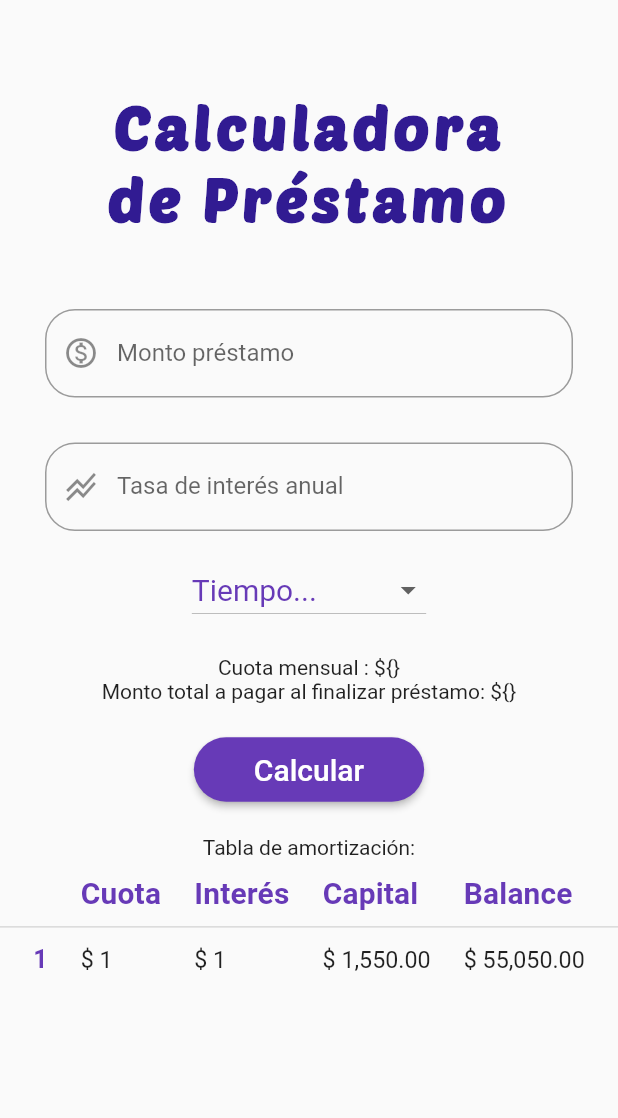
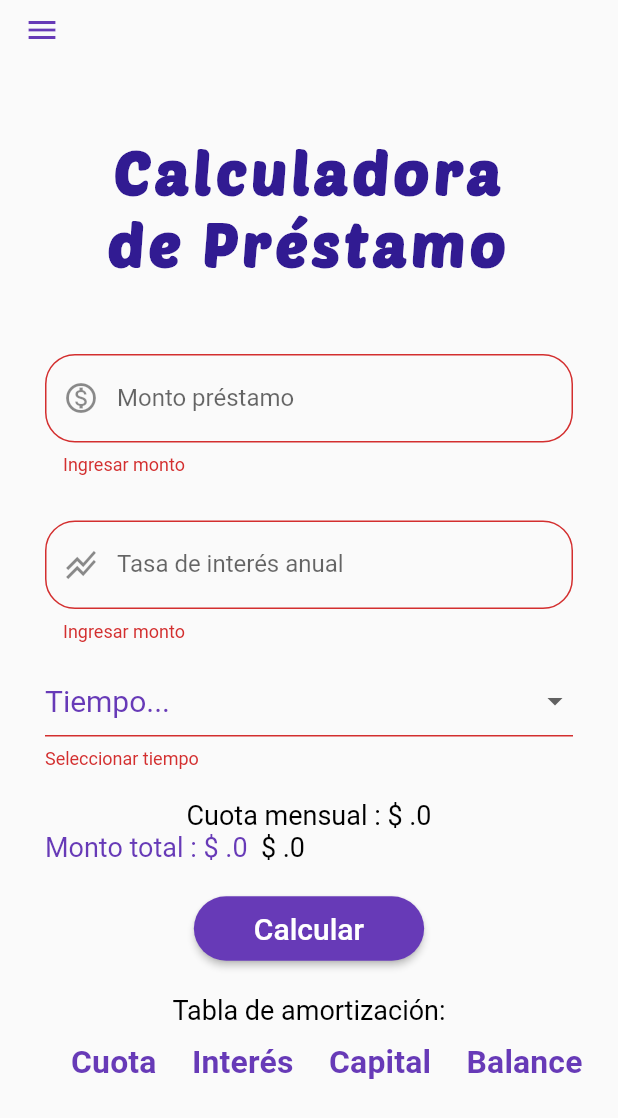
Before and after one commit to JohanJimenex/prestamo-app-flutter, a Flutter app: the screen it shows after launch, after a tap on "Calcular", on a phone screen of 412 x 824 dp. Shown: the top 1118 px of the screen. Run offline on Flutter 3.47's test engine with Material 2 defaults, Android fonts, the phone set to English and light mode, and no system bars.

Commit message:
final version

```diff
--- a/lib/pages/homePage.dart
+++ b/lib/pages/homePage.dart
@@ -1,7 +1,11 @@
+import 'package:app_prestamo/widgets/drawerMenuWidget.dart';
+import 'package:app_prestamo/widgets/myText.dart';
+import 'package:app_prestamo/widgets/myTextField.dart';
 import 'package:app_prestamo/provider/calcProvider.dart';
-import 'package:app_prestamo/widgets/myText.dart';
+
+import 'package:intl/intl.dart'; //para usar los metoso de format
 import 'package:flutter/material.dart';
-import 'package:flutter/services.dart';
+import 'package:provider/provider.dart';
 
 class HomePage extends StatefulWidget {
   HomePage({Key key}) : super(key: key);
@@ -11,33 +15,46 @@ class HomePage extends StatefulWidget {
 }
 
 class _HomePageState extends State<HomePage> {
-  CalcProvider calcProvider = new CalcProvider();
+  //Variables
   final valorInputController = TextEditingController();
+  //para relacionar y disaparar los onSave de los inputs
+  final formKey = new GlobalKey<FormState>();
+  final claveDelScaffold = new GlobalKey<ScaffoldState>();
+
+  var f = NumberFormat(",###.0#", "en_US");
+
+  double opcionSeleccionada;
 
   @override
   void dispose() {
-    // Limpia el controlador cuando el widget se elimine del árbol de widgets
+    //Limpia el controlador cuando el widget se elimine del árbol de widgets
     valorInputController.dispose();
     super.dispose();
   }
 
-  int opcionSeleccionada;
-
-  int tempMontoPrestamo;
-  int tempTasa;
-  int tempCantidadMeses;
-
   @override
   Widget build(BuildContext context) {
-    calcProvider.getMontoPrestamo;
+    //
+    CalcProvider calcProvider = Provider.of(context);
 
     return Scaffold(
-      // appBar: AppBar(title: Text("Calculadora de préstamo")),
+      appBar: AppBar(
+        elevation: 0,
+        backgroundColor: Colors.grey[50],
+        toolbarHeight: 30.0,
+        //cambiar colñor del boton de drwer
+        iconTheme: IconThemeData(color: Colors.deepPurple),
+      ),
+      key: claveDelScaffold,
+      drawer: DrawerMenuWidget(),
       body: Center(
         child: ListView(
           children: [
             Container(
               margin: EdgeInsets.only(top: 40, right: 30, left: 30),
+              //Formulario
+              child: Form(
+                key: formKey,
                 child: Column(
                   children: [
                     Padding(
@@ -54,68 +71,133 @@ class _HomePageState extends State<HomePage> {
                       ),
                     ),
                     SizedBox(height: 30.0),
-                  myTextField(
+                    MyTextFormField(
                         Icon(Icons.monetization_on_outlined), "Monto préstamo"),
                     SizedBox(height: 30.0),
-                  myTextField(Icon(Icons.stacked_line_chart_outlined),
+                    MyTextFormField(Icon(Icons.stacked_line_chart_outlined),
                         "Tasa de interés anual"),
                     SizedBox(height: 15.0),
-                  DropdownButton<int>(
+                    _dropDown(),
+                    SizedBox(height: 20.0),
+                    MyText(
+                      "Cuota mensual : \$\ ${f.format(calcProvider.cuotaMensual)}",
+                      color: Colors.black,
+                      fontWeight: FontWeight.normal,
+                    ),
+                    Row(
+                      children: [
+                        MyText(
+                          "Monto total : \$\ ${f.format(calcProvider.montoTotal)}",
+                          fontWeight: FontWeight.normal,
+                        ),
+                        MyText(
+                          "  \$\ ${f.format(calcProvider.montoTotal)}",
+                          color: Colors.black,
+                          fontWeight: FontWeight.normal,
+                        ),
+                      ],
+                    ),
+                    SizedBox(height: 20.0),
+                    _btnCalcular(),
+                    SizedBox(height: 20.0),
+                    MyText(
+                      "Tabla de amortización:",
+                      color: Colors.black,
+                      fontWeight: FontWeight.normal,
+                    ),
+                  ],
+                ),
+              ),
+            ), //Tabla
+            _filterBox()
+          ],
+        ),
+      ),
+    );
+  }
+
+  Widget _dropDown() {
+    CalcProvider calcProvider = Provider.of(context);
+
+    return DropdownButtonFormField<double>(
+      value: opcionSeleccionada,
+
+      validator: (double valor) {
+        if (valor == null) {
+          return "Seleccionar tiempo";
+        } else {
+          return null;
+        }
+      },
       hint: Text('Tiempo...',
           style: TextStyle(
-                            color: Colors.deepPurple,
-                            fontSize: 20)), //acepta un widget,
+              color: Colors.deepPurple, fontSize: 20)), //acepta un widget,
       //Al igual que 'hint' agrega un valor por defecto,
       //OJASO: TOMAR en cuenta que debe ser uno de los valores existente en la lista por ejemplo el 6 12 24 etc o un string si son string
-                    value: opcionSeleccionada,
+
       items: [
-                      DropdownMenuItem(child: Text("6 meses"), value: 6),
-                      DropdownMenuItem(
-                          child: Text("12 meses (1 año)"), value: 12),
-                      DropdownMenuItem(
-                          child: Text("24 meses (2 años)"), value: 24),
-                      DropdownMenuItem(
-                          child: Text("36 meses (3 años)"), value: 36),
-                      DropdownMenuItem(
-                          child: Text("48 meses (4 años)"), value: 48),
-                      DropdownMenuItem(
-                          child: Text("60 meses (5 años)"), value: 60),
+        DropdownMenuItem(child: Text("6 meses"), value: 6.00),
+        DropdownMenuItem(child: Text("12 meses (1 año)"), value: 12.00),
+        DropdownMenuItem(child: Text("24 meses (2 años)"), value: 24.00),
+        DropdownMenuItem(child: Text("36 meses (3 años)"), value: 36.00),
+        DropdownMenuItem(child: Text("48 meses (4 años)"), value: 48.00),
+        DropdownMenuItem(child: Text("60 meses (5 años)"), value: 60.00),
       ],
       //se ejecuta al cambiar
       //toma el valor seleccionado
-                    onChanged: (int tiempoSeleccionado) {
+
+      onChanged: (double mesesSeleccionados) {
         setState(() {
-                        opcionSeleccionada = tiempoSeleccionado;
-                        tempCantidadMeses = tiempoSeleccionado;
+          opcionSeleccionada = mesesSeleccionados;
+          calcProvider.cantidadMeses = mesesSeleccionados;
         });
       },
-                  ),
-                  SizedBox(height: 20.0),
-                  Text("Cuota mensual : \$\{\}"),
-                  Text("Monto total a pagar al finalizar préstamo: \$\{\}"),
-                  SizedBox(height: 20.0),
-                  ElevatedButton(
+    );
+  }
+
+  Widget _btnCalcular() {
+    CalcProvider calcProvider = Provider.of(context);
+
+    return ElevatedButton(
       style: ElevatedButton.styleFrom(
         // primary: Colors.blueGrey[600],
         shape: StadiumBorder(),
-                      padding: EdgeInsets.only(
-                          left: 40, right: 40, top: 10, bottom: 10),
+        padding: EdgeInsets.only(left: 40, right: 40, top: 10, bottom: 10),
       ),
-                    child: Text('Calcular',
-                        style: TextStyle(color: Colors.white, fontSize: 20)),
+      child:
+          Text('Calcular', style: TextStyle(color: Colors.white, fontSize: 20)),
       onPressed: () {
-                      calcProvider.setMonto = tempMontoPrestamo;
-                      calcProvider.setTasaAnual = tempTasa;
-                      calcProvider.setTiempo = tempCantidadMeses;
-                      calcProvider.getcalcular();
+        //devuelve true o false
+        formKey.currentState.validate();
+        //dispara los onSave d elos textField
+        formKey.currentState.save();
+
+        calcProvider.calcular();
       },
-                  ),
-                  SizedBox(height: 20.0),
-                  Text("Tabla de amortización:"),
+    );
+  }
+
+  Widget _filterBox() {
+    CalcProvider calcProvider = Provider.of(context);
+    int numeroCuota = 1;
+
+    List<DataRow> listaDataRow = [];
+
+    for (Map<String, double> item in calcProvider.listaDatos) {
+      listaDataRow.add(
+        DataRow(
+          cells: <DataCell>[
+            DataCell(MyText("${numeroCuota++}", tamano: 15)),
+            DataCell(Text('\$ ${f.format(item["cuotaMensual"])}')),
+            DataCell(Text('\$ ${f.format(item["interes"])}')),
+            DataCell(Text('\$ ${f.format(item["capital"])}')),
+            DataCell(Text('\$ ${f.format(item["balance"])}')),
           ],
         ),
-            ), //Tabla
-            FittedBox(
+      );
+    }
+
+    return FittedBox(
       // fit: BoxFit.none,
       child: DataTable(
         dataRowHeight: 40.00,
@@ -129,80 +211,8 @@ class _HomePageState extends State<HomePage> {
           DataColumn(label: MyText('Capital')),
           DataColumn(label: MyText('Balance')),
         ],
-                // rows: generarTabla(),
-                // rows: calcProvider.getListaRows,
-                rows: [
-                  DataRow(
-                    cells: <DataCell>[
-                      DataCell(MyText('1', tamano: 15)),
-                      DataCell(Text('\$ ${1}')),
-                      DataCell(Text('\$ ${1}')),
-                      DataCell(Text('\$ 1,550.00')),
-                      DataCell(Text('\$ 55,050.00')),
-                    ],
-                  ),
-                ],
-              ),
-            ),
-          ],
-        ),
+        rows: listaDataRow,
       ),
     );
   }
-
-  List<DataRow> generarTabla() {
-    List<DataRow> listaFilas = [];
-
-    for (int i = 0; i < calcProvider.getTiempo; i++) {
-      listaFilas.add(
-        DataRow(
-          cells: <DataCell>[
-            DataCell(MyText('1', tamano: 15)),
-            DataCell(Text('\$ ${1}')),
-            DataCell(Text('\$ ${1}')),
-            DataCell(Text('\$ 1,550.00')),
-            DataCell(Text('\$ 55,050.00')),
-          ],
-        ),
-      );
 }
-
-    return listaFilas;
-  }
-
-  Widget myTextField(Icon icono, String txtPlaceHolder) {
-    //controlador para el textfield import services
-    var valorInputController = TextEditingController();
-
-    return TextField(
-      controller: valorInputController,
-      keyboardType: TextInputType.number,
-      inputFormatters: <TextInputFormatter>[
-        FilteringTextInputFormatter.allow(RegExp('[0-9]')),
-      ],
-      textAlign: TextAlign.center,
-      decoration: InputDecoration(
-        border: OutlineInputBorder(borderRadius: BorderRadius.circular(20.0)),
-        labelText: txtPlaceHolder,
-        // helperText: "Digite el monto", //texto ayuda
-        prefixIcon: icono, //icono al inicio
-      ),
-      onChanged: (String valorEscrito) {
-        // setState(() {});
-        print(valorInputController.text);
-
-        switch (txtPlaceHolder) {
-          case "Monto préstamo":
-            tempMontoPrestamo = int.parse(valorEscrito);
-
-            break;
-          case "Tasa de interés anual":
-            tempTasa = int.parse(valorEscrito);
-
-            break;
-          default:
-        }
-      },
-    );
-  }
-}
--- a/lib/provider/calcProvider.dart
+++ b/lib/provider/calcProvider.dart
@@ -1,65 +1,70 @@
 import 'dart:math';
 
-import 'package:app_prestamo/widgets/myText.dart';
-import 'package:intl/intl.dart'; //agregarla l pubspec.yaml   intl:
+
 import 'package:flutter/material.dart';
 
 class CalcProvider extends ChangeNotifier {
   //paraformatear montos a dinero
   //agregar al pubspec.yaml  dependencie intl:
-  //var f = NumberFormat.simpleCurrency();
+  //double f = NumberFormat.simpleCurrency();
   //f.format(montoPrestamo).toString();
 
-  int _montoPrestamo;
-  int _tasa;
-  int _cantidadMeses;
+  double _montoPrestamo = 0;
+  double _tasaAnual = 0;
+  double _cantidadMeses = 0;
 
-  int _saldoInicial;
-  int _cuotaMensual;
+  double cuotaMensual = 0;
+  double saldoInicial = 0;
+  double capital = 0;
 
-  List<DataRow> _listaDataRow = [];
+  double montoTotal = 0;
 
-  //Getters
-  int get getTiempo => _cantidadMeses;
-  int get getMontoPrestamo => _montoPrestamo;
+  List<Map<String, double>> listaDatos = [];
 
   //Setters
-  set setMonto(int montoPrestamo) {
-    _montoPrestamo = montoPrestamo;
-  }
+  set montoPrestamo(double montoPrestamo) => _montoPrestamo = montoPrestamo;
 
-  set setTasaAnual(int tasaAnual) {
-    _tasa = tasaAnual;
-  }
+  set tasaAnual(double tasaAnual) => _tasaAnual = tasaAnual / 12;
 
-  set setTiempo(int cantidadMeses) {
-    _cantidadMeses = cantidadMeses;
-  }
+  set cantidadMeses(double cantidadMeses) => _cantidadMeses = cantidadMeses;
 
-  //esta funcion notifica y actualiza el estado a todo el mundo que esta escuchando y usando el valor de heroe
-  //notifyListeners();
+  void calcular() {
+    //limpiampo lsita
+    listaDatos = [];
 
-  get getcalcular {
-    _saldoInicial = _montoPrestamo;
-    _cuotaMensual = _montoPrestamo *
-        ((pow((1 + _tasa ~/ 100), _cantidadMeses) * (_tasa ~/ 100)) ~/
-            (pow((1 + _tasa ~/ 100), _cantidadMeses) - 1));
+    saldoInicial = _montoPrestamo;
 
-    // notifyListeners();
+    cuotaMensual = _montoPrestamo *
+        ((pow((1.0 + _tasaAnual / 100.0), _cantidadMeses) *
+                (_tasaAnual / 100.0)) /
+            (pow((1.0 + _tasaAnual / 100.0), _cantidadMeses) - 1.0));
+    montoTotal = cuotaMensual * _cantidadMeses;
 
-    // for (int i = 0; i < _cantidadMeses; i++) {
-    //   _listaDataRow.add(
-    //     DataRow(
-    //       cells: <DataCell>[
-    //         DataCell(MyText('1', tamano: 15)),
-    //         DataCell(Text('\$ ${1}')),
-    //         DataCell(Text('\$ ${1}')),
-    //         DataCell(Text('\$ 1,550.00')),
-    //         DataCell(Text('\$ 55,050.00')),
-    //       ],
-    //     ),
-    //   );
-    // }
-    return;
+    for (double i = 0; i < _cantidadMeses; i++) {
+      //
+      double interes = saldoInicial * _tasaAnual / 100;
+      capital = cuotaMensual - interes;
+      double balance = saldoInicial - capital;
+
+      if (cuotaMensual.isNaN || capital.isNaN || balance.isNaN) {
+        cuotaMensual = 0;
+        interes = 0;
+        capital = 0;
+        balance = 0;
+      }
+
+      //lista
+      listaDatos.add({
+        "cuotaMensual": cuotaMensual,
+        "interes": interes,
+        "capital": capital,
+        "balance": balance,
+      });
+
+      saldoInicial = saldoInicial - capital;
+    }
+
+    //esta funcion notifica y actualiza el estado a todo el mundo que esta escuchando y usando el valor de heroe
+    notifyListeners();
   }
 }
--- /dev/null
+++ b/lib/widgets/drawerMenuWidget.dart
@@ -0,0 +1,44 @@
+import 'package:flutter/material.dart';
+import 'package:url_launcher/url_launcher.dart';
+
+class DrawerMenuWidget extends StatelessWidget {
+  @override
+  Widget build(BuildContext context) {
+    return Drawer(
+      child: ListView(
+        padding: EdgeInsets.zero,
+        children: [
+          Container(
+            height: 90.0,
+            child: DrawerHeader(
+              child: Text('Acerca de la app.',
+                  style: TextStyle(color: Colors.white)),
+              decoration: BoxDecoration(
+                image: DecorationImage(
+                    image: AssetImage("assets/img/banner.gif"),
+                    fit: BoxFit.cover),
+              ),
+            ),
+          ),
+          SizedBox(height: 200),
+          Image(
+            image: AssetImage("assets/img/manguLogo.png"),
+            height: 100.0,
+            // fit: BoxFit.cover,
+          ),
+          SizedBox(height: 200),
+          ListTile(
+            leading: Icon(Icons.store),
+            title: Text("Más aplicaciones"),
+            onTap: () async {
+                await launch("https://mangugames.netlify.app/");
+              // Navigator.pop(context);
+              // Navigator.pushNamed(context, SettingsPage.routeName);
+              // Navigator.pushReplacementNamed(context, SettingsPage.routeName);
+            },
+          ),
+        ],
+      ),
+    );
+  }
+}
--- a/lib/widgets/myText.dart
+++ b/lib/widgets/myText.dart
@@ -1,10 +1,10 @@
 import 'package:flutter/material.dart';
 
 class MyText extends StatelessWidget {
-  String texto;
-  double tamano;
-  Color color;
-  FontWeight fontWeight;
+  final String texto;
+  final double tamano;
+  final Color color;
+  final FontWeight fontWeight;
 
   MyText(
     this.texto, {
@@ -16,7 +16,11 @@ class MyText extends StatelessWidget {
   @override
   Widget build(BuildContext context) {
     return Text(texto,
-        style:
-            TextStyle(color: color, fontSize: tamano, fontWeight: fontWeight));
+        textAlign: TextAlign.center,
+        style: TextStyle(
+          color: color,
+          fontSize: tamano,
+          fontWeight: fontWeight,
+        ));
   }
 }
--- a/lib/widgets/myTextField.dart
+++ b/lib/widgets/myTextField.dart
@@ -1,47 +1,53 @@
-// import 'package:app_prestamo/provider/calcProvider.dart';
-// import 'package:flutter/material.dart';
-// import 'package:flutter/services.dart';
+import 'package:app_prestamo/provider/calcProvider.dart';
+import 'package:flutter/material.dart';
+import 'package:flutter/services.dart';
+import 'package:provider/provider.dart';
 
-// class MyTextField extends StatelessWidget {
-//   final Icon icono;
-//   final String txtPlaceHolder;
+class MyTextFormField extends StatelessWidget {
+  final Icon icono;
+  final String txtPlaceHolder;
 
-//   MyTextField(this.icono, this.txtPlaceHolder);
+  MyTextFormField(this.icono, this.txtPlaceHolder);
 
-//   @override
-//   Widget build(BuildContext context) {
-//     //controlador para el textfield import services
-//     var valorInputController = TextEditingController();
-//     final calcProvider = new CalcProvider();
+  @override
+  Widget build(BuildContext context) {
+    CalcProvider calcProvider = Provider.of(context);
+    // final valorInputController = TextEditingController();
 
-//     return TextField(
-//       controller: valorInputController,
-//       keyboardType: TextInputType.number,
-//       inputFormatters: <TextInputFormatter>[
-//         FilteringTextInputFormatter.allow(RegExp('[0-9]')),
-//       ],
-//       textAlign: TextAlign.center,
-//       decoration: InputDecoration(
-//         border: OutlineInputBorder(borderRadius: BorderRadius.circular(20.0)),
-//         labelText: txtPlaceHolder,
-//         // helperText: "Digite el monto", //texto ayuda
-//         prefixIcon: icono, //icono al inicio
-//       ),
-//       onChanged: (String valorEscrito) {
-//         // setState(() {});
+    return TextFormField(
+        // controller: valorInputController,
+        // initialValue: "0",
 
-//         switch (txtPlaceHolder) {
-//           case "Monto préstamo":
-//             calcProvider.setMonto = int.parse(valorEscrito);
-//             // print(valorEscrito);
-//             break;
-//           case "Tasa de interés anual":
-//             calcProvider.setTasaAnual = int.parse(valorEscrito);
-//             // print(valorEscrito);
-//             break;
-//           default:
-//         }
-//       },
-//     );
-//   }
-// }
+        validator: (String valor) {
+          if (valor == "") {
+            return "Ingresar monto";
+          } else {
+            return null;
+          }
+        },
+        keyboardType: TextInputType.number,
+        inputFormatters: <TextInputFormatter>[
+          FilteringTextInputFormatter.allow(RegExp('[0-9]')),
+        ],
+        textAlign: TextAlign.center,
+        decoration: InputDecoration(
+          border: OutlineInputBorder(borderRadius: BorderRadius.circular(20.0)),
+          labelText: txtPlaceHolder,
+          // helperText: "Digite el monto", //texto ayuda
+          prefixIcon: icono, //icono al inicio
+        ),
+        onSaved: (String valorEscrito) {
+          switch (txtPlaceHolder) {
+            case "Monto préstamo":
+              calcProvider.montoPrestamo = double.parse(valorEscrito);
+              break;
+
+            case "Tasa de interés anual":
+              calcProvider.tasaAnual = double.parse(valorEscrito);
+              break;
+
+            default:
+          }
+        });
+  }
+}
--- a/pubspec.yaml
+++ b/pubspec.yaml
@@ -30,6 +30,7 @@ dependencies:
   cupertino_icons: ^1.0.0
   intl:
   provider: ^3.2.0
+  url_launcher:
 
 dev_dependencies:
   flutter_test:
@@ -49,6 +50,7 @@ flutter:
   # To add assets to your application, add an assets section, like this:
   assets:
     - assets/fonts/
+    - assets/img/
 
   fonts:
       - family: PoetsenOne
```
Also changed, not shown: assets/img/banner.gif (added), assets/img/banner.jpg (added), assets/img/manguLogo.png (added), pubspec.lock. Lines whose indentation alone changed are shown as unchanged.
